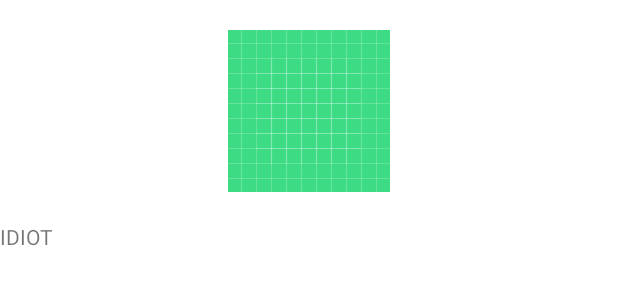
After one commit to Ponzuuh/MAD, an Android app: the layout activity_details.xml on its own in the app's theme, with its tools: preview values and no code run, on a phone screen of 412 x 824 dp. The commit adds this screen. Shown: the top 300 px of the screen. Run offline under Robolectric (Android 15) with nearby library versions, the phone set to English and light mode, and no system bars; Roboto replaces fonts that are not available here.

```diff
--- a/app/src/main/java/com/sp/mobileappliancesdirector/Appliances.java
+++ b/app/src/main/java/com/sp/mobileappliancesdirector/Appliances.java
@@ -6,7 +6,7 @@ public class Appliances {
 
     public Appliances(){}
 
-    public Appliances(String MODEL, String NAME) {
+    public Appliances(String MODEL, String NAME, String IMAGE_URL) {
         this.MODEL = MODEL;
         this.NAME = NAME;
         this.IMAGE_URL = IMAGE_URL;
--- /dev/null
+++ b/app/src/main/res/layout/activity_details.xml
@@ -0,0 +1,28 @@
+<?xml version="1.0" encoding="utf-8"?>
+<androidx.constraintlayout.widget.ConstraintLayout xmlns:android="http://schemas.android.com/apk/res/android"
+    xmlns:app="http://schemas.android.com/apk/res-auto"
+    xmlns:tools="http://schemas.android.com/tools"
+    android:layout_width="match_parent"
+    android:layout_height="match_parent"
+    tools:context=".DetailsActivity">
+
+    <LinearLayout
+        android:layout_width="match_parent"
+        android:layout_height="match_parent"
+        android:orientation="vertical">
+
+        <ImageView
+            android:layout_width="match_parent"
+            android:layout_height="wrap_content"
+            android:layout_margin="20dp"
+            android:id="@+id/detailsImageView"
+            android:src="@drawable/ic_launcher_background"/>
+
+        <TextView
+            android:layout_width="match_parent"
+            android:layout_height="match_parent"
+            android:text="IDIOT"/>
+
+    </LinearLayout>
+
+</androidx.constraintlayout.widget.ConstraintLayout>
```
Also changed, not shown: app/src/main/AndroidManifest.xml (+10 -6 lines), app/src/main/java/com/sp/mobileappliancesdirector/DashboardAdapter.java (+17 -0 lines), app/src/main/java/com/sp/mobileappliancesdirector/DetailsActivity.java (added, +32 -0 lines).
